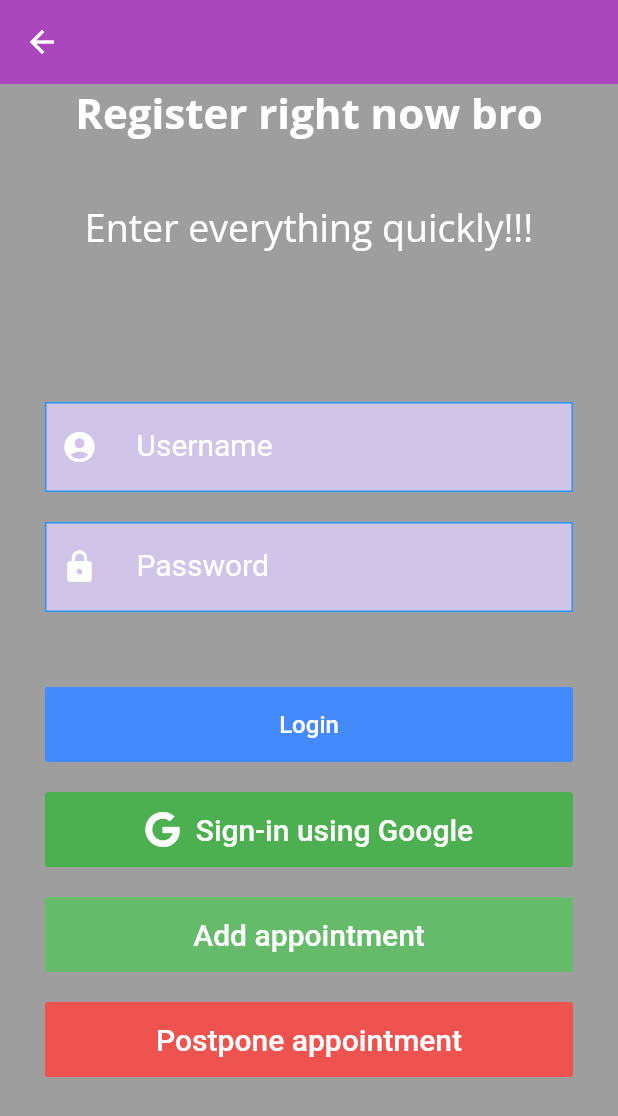
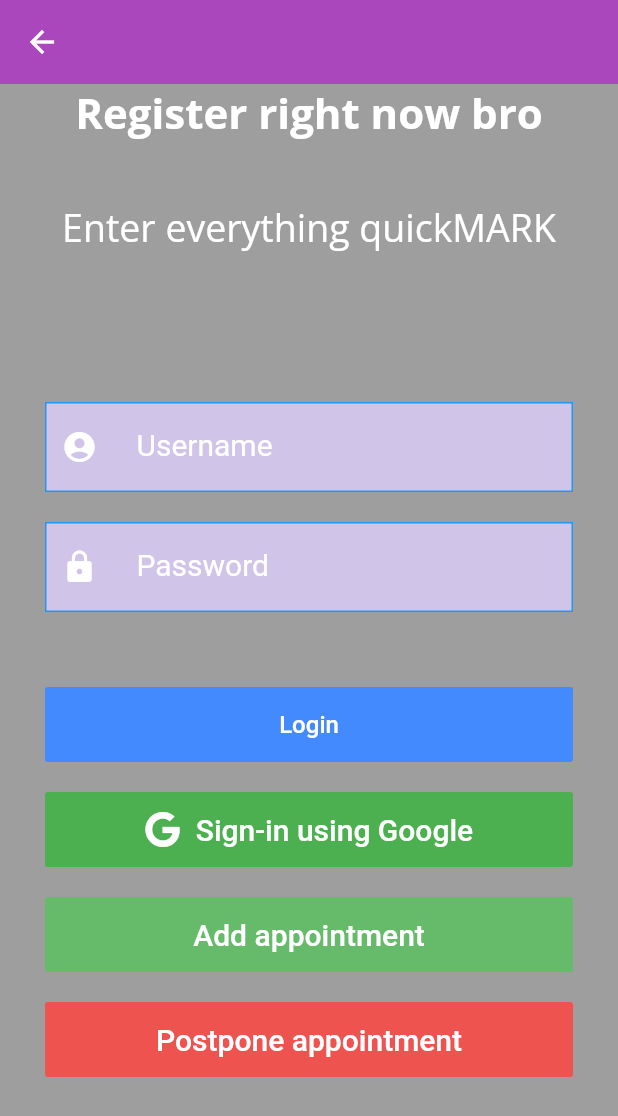
Before and after one commit to aommiikzy/seniors, a Flutter app: the screen it shows after launch, after a tap on "Let sa gooo??", on a phone screen of 412 x 824 dp. Shown: the top 1116 px of the screen. Run offline on Flutter 3.47's test engine with Material 2 defaults, Android fonts, the phone set to English and light mode, and no system bars; our stand-ins replace cloud_firestore, firebase_auth, firebase_database, font_awesome_flutter, google_fonts, google_sign_in; accounts and stored records are empty; network calls fail.

Commit message:
finishedd login page

```diff
--- a/lib/loginscreen.dart
+++ b/lib/loginscreen.dart
@@ -51,7 +51,7 @@ class LoginScreen extends StatelessWidget {
                 ),
                 SizedBox(height: 40),
                 Text(
-                  'Enter everything quickly!!!',
+                  'Enter everything quickMARK',
                   textAlign: TextAlign.center,
                   style:
                   GoogleFonts.openSans(color: Colors.white, fontSize: 25),
```
